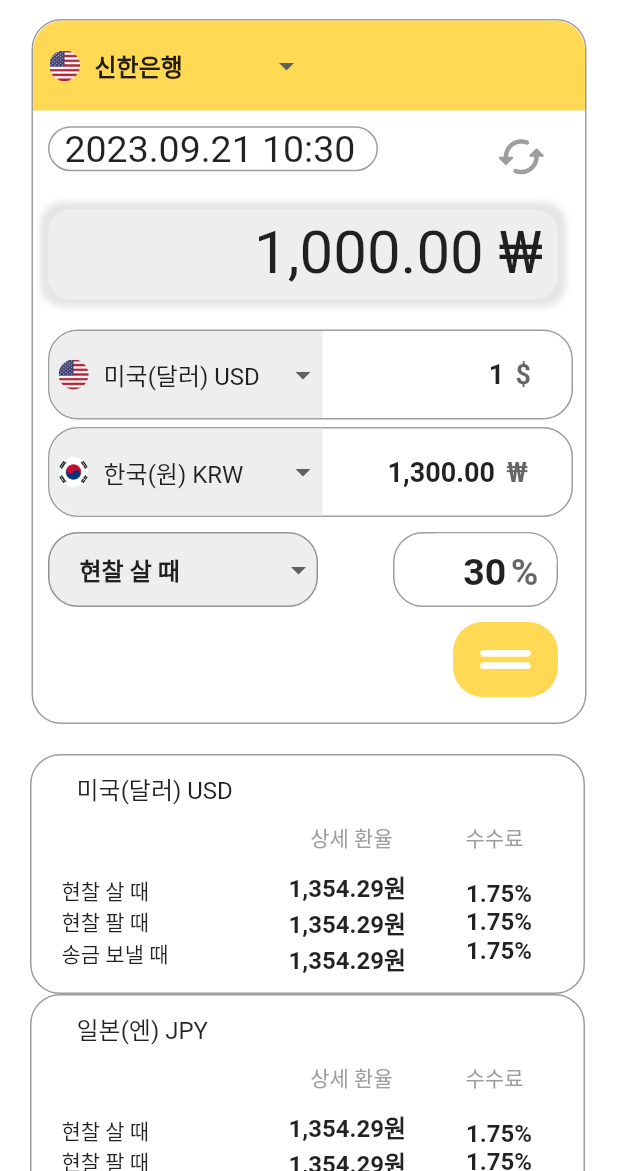
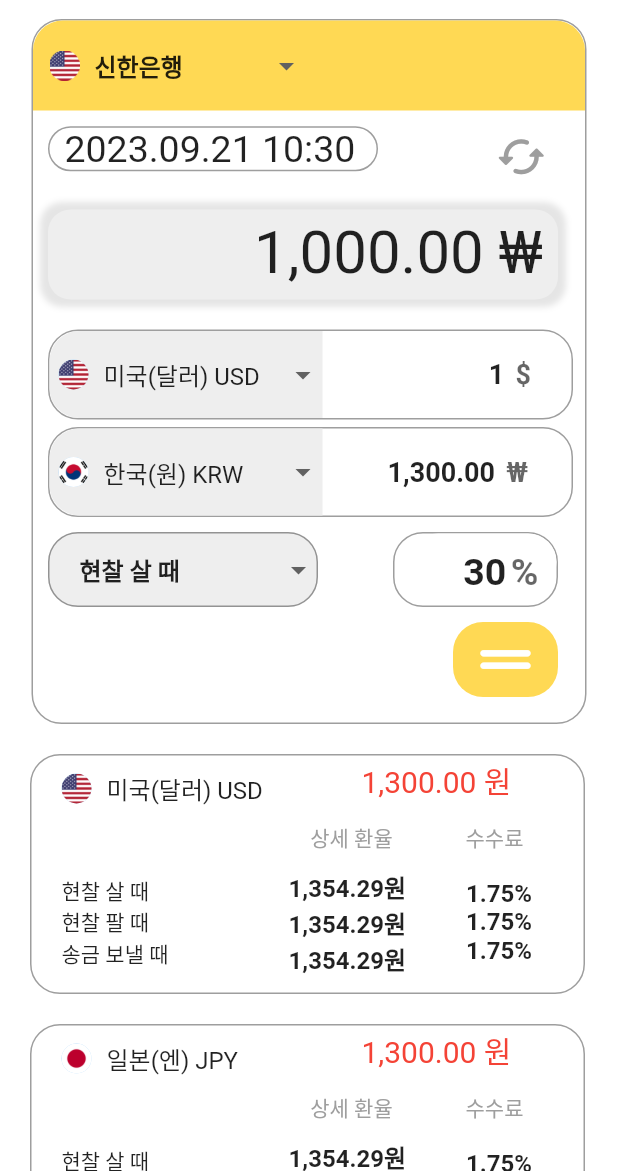
Before and after one commit to Donne-All-Around/DonneAllAround, a Flutter app: the BankDetailPage screen opened directly, on a phone screen of 412 x 824 dp, the part 65-1236 px from its top. Run offline on Flutter 3.47's test engine with Material 2 defaults, Android fonts, the light colour scheme and no system bars; our stand-ins replace awesome_bottom_bar, chat_bubbles, flutter_chat_bubble, geocoding, geolocator, google_maps_flutter and 2 more; missing offline and left inert: bottom_picker.

Commit message:
0921 HA 은행 상세 페이지 완성

```diff
--- a/frontend/a705/lib/bank_detail.dart
+++ b/frontend/a705/lib/bank_detail.dart
@@ -588,7 +588,7 @@
         return Row(
           children: [
             Container(
-              margin: const EdgeInsets.fromLTRB(20, 0, 20, 0),
+              margin: const EdgeInsets.fromLTRB(20, 0, 20, 20),
               width: 370,
               height: 160,
               decoration: BoxDecoration(
@@ -602,9 +602,26 @@
                     children: [
                       Container(
                           margin: const EdgeInsets.fromLTRB(
-                              30, 10, 20, 0),
-                          child: Text( _valueList1[index],
-                            style: const TextStyle(fontSize: 16),)),
+                              20, 10, 0, 0),
+                          width: 200,
+                          // color: Colors.red,
+                          child: Row(
+                            children: [
+                              CircleAvatar(
+                                backgroundImage:
+                                AssetImage('assets/images/${currency1[index]}.png'),
+                                radius: 10,
+                              ),
+                              const SizedBox(width: 10),
+                              Text( _valueList1[index],
+                                style: const TextStyle(fontSize: 16),),
+                            ],
+                          ),),
+                      Container(
+                          child: const Text(
+                            '1,300.00 원',
+                            textAlign: TextAlign.end,
+                            style: TextStyle(fontSize: 20, color: Colors.red),))
                     ],
                   ),
                   Row(
@@ -715,9 +732,9 @@
                           ],
                         ),
                       ),
+                      const SizedBox(height: 10,),
                     ],
                   ),
-                  // const SizedBox(height: 10,),
                 ],
               ),
             ),
```
